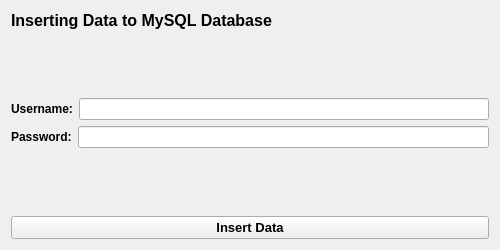
Before: the Qt Designer form Section-04/InsertingDataDatabaes.ui in mrshakil015/Python-GUI-PyQt6, drawn with Qt 5.
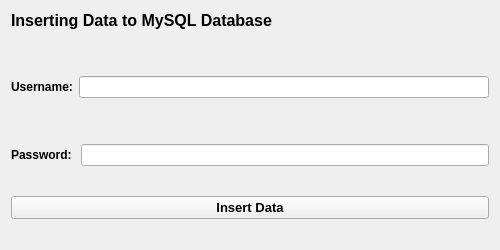
After: the same form once the commit is applied.

Commit message: Update Section-04 Database Connection

```diff
--- a/Section-04/InsertingDataDatabaes.ui
+++ b/Section-04/InsertingDataDatabaes.ui
@@ -62,6 +62,19 @@
      </item>
     </layout>
    </item>
+   <item>
+    <spacer name="verticalSpacer_3">
+     <property name="orientation">
+      <enum>Qt::Vertical</enum>
+     </property>
+     <property name="sizeHint" stdset="0">
+      <size>
+       <width>20</width>
+       <height>40</height>
+      </size>
+     </property>
+    </spacer>
+   </item>
    <item>
     <layout class="QHBoxLayout" name="horizontalLayout_2">
      <item>
@@ -72,7 +85,7 @@
         </font>
        </property>
        <property name="text">
-        <string>Password:</string>
+        <string>Password: </string>
        </property>
        <property name="margin">
         <number>10</number>
@@ -80,7 +93,11 @@
       </widget>
      </item>
      <item>
-      <widget class="QLineEdit" name="lineEdit_password"/>
+      <widget class="QLineEdit" name="lineEdit_password">
+       <property name="echoMode">
+        <enum>QLineEdit::Password</enum>
+       </property>
+      </widget>
      </item>
     </layout>
    </item>
@@ -110,6 +127,18 @@
      </property>
     </widget>
    </item>
+   <item>
+    <widget class="QLabel" name="label_result">
+     <property name="font">
+      <font>
+       <bold>true</bold>
+      </font>
+     </property>
+     <property name="text">
+      <string/>
+     </property>
+    </widget>
+   </item>
   </layout>
  </widget>
  <resources/>
```
The commit also changes 1 other file.
